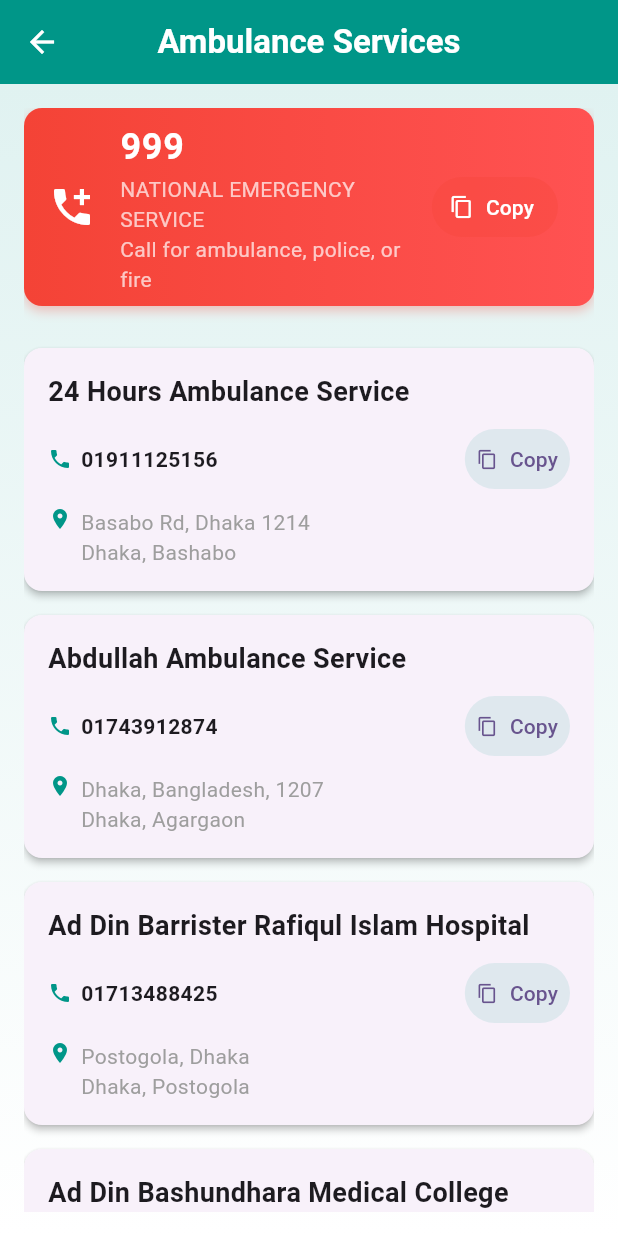
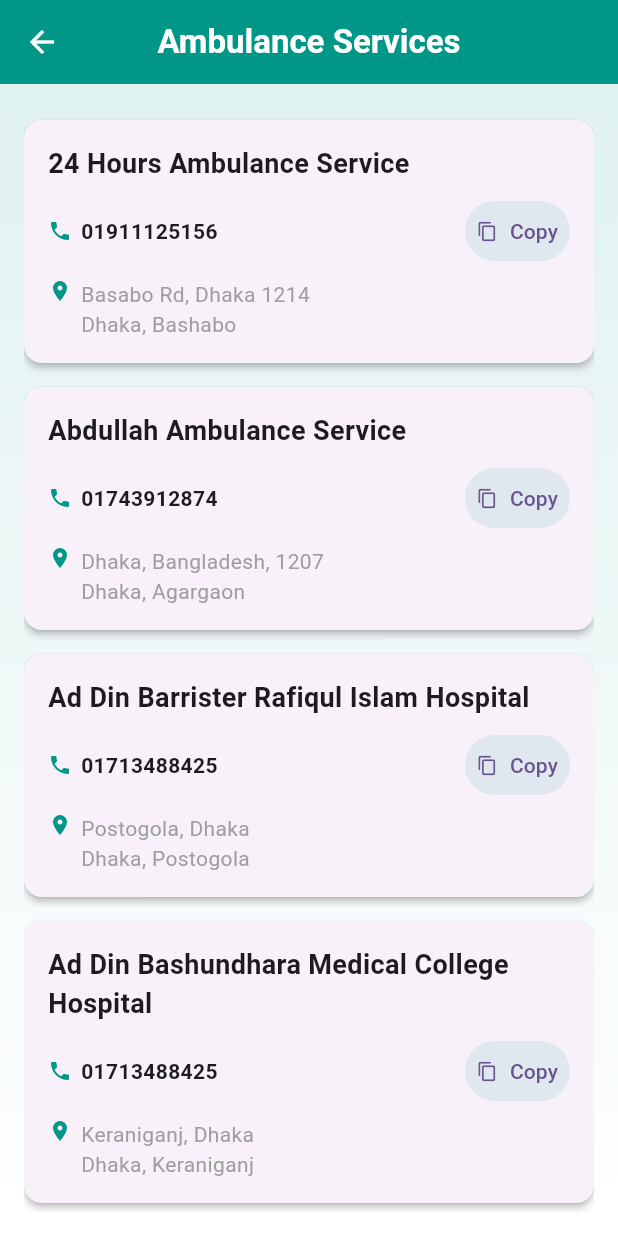
Before and after one commit to riazulrocky/Health-Expert-Flutter-App, a Flutter app: the AmbulancePage screen opened directly, on a phone screen of 412 x 824 dp. Run offline on Flutter 3.47's test engine with Material 3 defaults, Android fonts, the phone set to English and light mode, and no system bars.

Commit message:
hospital and ambulance

```diff
--- a/lib/ambulance_page.dart
+++ b/lib/ambulance_page.dart
@@ -1,64 +1,8 @@
 import 'package:flutter/material.dart';
-import 'package:flutter/services.dart'; // For Clipboard
+import 'package:flutter/services.dart'; // Required for Clipboard
 
 class AmbulancePage extends StatelessWidget {
-  AmbulancePage({super.key});
-
-  // Emergency banner at the top
-  Widget _buildEmergencyBanner(BuildContext context) {
-    return Container(
-      margin: const EdgeInsets.only(bottom: 20),
-      decoration: BoxDecoration(
-        borderRadius: BorderRadius.circular(12),
-        gradient: const LinearGradient(
-          colors: [Colors.red, Colors.redAccent],
-          begin: Alignment.centerLeft,
-          end: Alignment.centerRight,
-        ),
-        boxShadow: [
-          BoxShadow(
-            color: Colors.red.withOpacity(0.3),
-            blurRadius: 6,
-            offset: Offset(0, 3),
-          ),
-        ],
-      ),
-      child: ListTile(
-        leading: const Icon(Icons.add_call, color: Colors.white, size: 32),
-        title: const Text(
-          '999',
-          style: TextStyle(
-            fontSize: 24,
-            fontWeight: FontWeight.bold,
-            color: Colors.white,
-          ),
-        ),
-        subtitle: const Text(
-          'NATIONAL EMERGENCY SERVICE\nCall for ambulance, police, or fire',
-          style: TextStyle(
-            fontSize: 14,
-            color: Colors.white70,
-          ),
-        ),
-        trailing: TextButton.icon(
-          onPressed: () {
-            Clipboard.setData(ClipboardData(text: '999'));
-            ScaffoldMessenger.of(context).showSnackBar(
-              SnackBar(content: Text('Copied 999')),
-            );
-          },
-          icon: Icon(Icons.copy, color: Colors.white, size: 16),
-          label: Text('Copy', style: TextStyle(color: Colors.white)),
-          style: TextButton.styleFrom(
-            backgroundColor: Colors.red.withOpacity(0.3),
-            shape: RoundedRectangleBorder(
-              borderRadius: BorderRadius.circular(20),
-            ),
-          ),
-        ),
-      ),
-    );
-  }
+  AmbulancePage({Key? key}) : super(key: key);
 
   // Static ambulance data
   final List<Map<String, String>> _ambulances = [
@@ -236,7 +180,7 @@
         backgroundColor: Colors.teal,
         centerTitle: true,
         elevation: 0,
-        iconTheme: const IconThemeData(color: Colors.white),
+        iconTheme: const IconThemeData(color: Colors.white), // ✅ White back arrow
       ),
       body: Container(
         padding: const EdgeInsets.all(16),
@@ -248,10 +192,7 @@
           ),
         ),
         child: ListView(
-          children: [
-            _buildEmergencyBanner(context),
-            ..._ambulances.map((ambulance) => _buildAmbulanceCard(context, ambulance)),
-          ],
+          children: _ambulances.map((ambulance) => _buildAmbulanceCard(context, ambulance)).toList(),
         ),
       ),
     );
--- a/lib/home_page.dart
+++ b/lib/home_page.dart
@@ -23,7 +23,7 @@
   Widget build(BuildContext context) {
     return Scaffold(
       appBar: AppBar(
-        title: const Text('Health Expert'),
+        title: const Text('Health Expert',),
         backgroundColor: Colors.teal,
       ),
       body: SingleChildScrollView(
```
